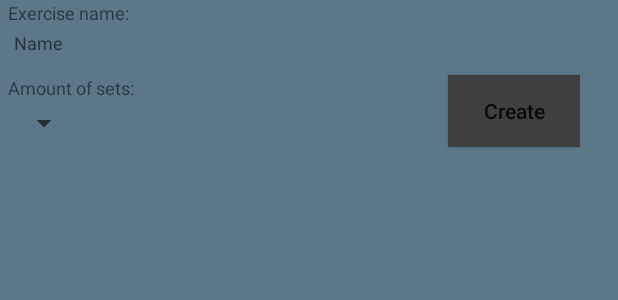
After one commit to janbiko/URGaining, an Android app: the layout popup_add_exercise.xml on its own in the app's theme, with its tools: preview values and no code run, on a phone screen of 412 x 824 dp. The commit adds this screen. Shown: the top 300 px of the screen. Run offline under Robolectric (Android 15) with nearby library versions, the phone set to English and light mode, and no system bars.

Commit message:
Added "AddExercisePopup" class

```diff
--- a/app/src/main/AndroidManifest.xml
+++ b/app/src/main/AndroidManifest.xml
@@ -28,6 +28,10 @@
         <activity android:name=".ExercisesActivity"
             android:screenOrientation="portrait">
         </activity>
+        <activity android:name=".AddExercisePopup"
+            android:screenOrientation="portrait"
+            android:theme="@style/AppTheme.PopupTheme">
+        </activity>
     </application>
 
 </manifest>
--- a/app/src/main/java/janbiko/urgaining/AddWorkoutPopup.java
+++ b/app/src/main/java/janbiko/urgaining/AddWorkoutPopup.java
@@ -84,7 +84,7 @@ public class AddWorkoutPopup extends Activity{
     }
 
     private void setPopupWindowSize() {
-        // getting screen size of used device and setting popupwindow size in relation to given size
+        // getting screen size of used device and setting popup window size in relation to given size
         float popupWindowWidth = 0.75f;
         float popupWindowHeight = 0.25f;
 
--- a/app/src/main/java/janbiko/urgaining/ExercisesActivity.java
+++ b/app/src/main/java/janbiko/urgaining/ExercisesActivity.java
@@ -1,6 +1,7 @@
 package janbiko.urgaining;
 
 import android.app.Activity;
+import android.content.Intent;
 import android.os.Bundle;
 import android.support.annotation.Nullable;
 import android.support.design.widget.FloatingActionButton;
@@ -58,7 +59,8 @@ public class ExercisesActivity extends Activity {
         addExerciseButton.setOnClickListener(new View.OnClickListener() {
             @Override
             public void onClick(View view) {
-                Toast.makeText(getApplicationContext(), "Add exercise.", Toast.LENGTH_SHORT).show();
+                Intent i = new Intent(ExercisesActivity.this, AddExercisePopup.class);
+                startActivity(i);
             }
         });
     }
--- /dev/null
+++ b/app/src/main/res/layout/popup_add_exercise.xml
@@ -0,0 +1,46 @@
+<?xml version="1.0" encoding="utf-8"?>
+<RelativeLayout xmlns:android="http://schemas.android.com/apk/res/android"
+    android:orientation="vertical" android:layout_width="match_parent"
+    android:layout_height="match_parent"
+    android:background="@color/colorAccent"
+    android:paddingEnd="25dp"
+    android:paddingStart="5dp">
+
+    <TextView
+        android:layout_width="wrap_content"
+        android:layout_height="wrap_content"
+        android:text="@string/exercise_name"
+        android:textSize="12sp"
+        android:ellipsize="end"/>
+
+    <EditText
+        android:layout_width="match_parent"
+        android:layout_height="wrap_content"
+        android:id="@+id/exercise_name"
+        android:textSize="12sp"
+        android:layout_marginTop="10dp"
+        android:hint="@string/workout_hint"/>
+
+    <TextView
+        android:layout_width="wrap_content"
+        android:layout_height="wrap_content"
+        android:textSize="12sp"
+        android:layout_marginTop="50dp"
+        android:text="@string/set_count"/>
+
+    <Spinner
+        android:layout_width="wrap_content"
+        android:layout_height="wrap_content"
+        android:id="@+id/set_count_spinner"
+        android:layout_marginTop="70dp"/>
+
+    <Button
+        android:id="@+id/create_exercise_button"
+        android:layout_width="wrap_content"
+        android:layout_height="wrap_content"
+        android:text="@string/create_button"
+        android:background="@color/colorPrimary"
+        android:layout_marginTop="50dp"
+        android:layout_alignParentEnd="true"/>
+
+</RelativeLayout>
```
Also changed, not shown: app/src/main/java/janbiko/urgaining/AddExercisePopup.java (added, +85 -0 lines), app/src/main/java/janbiko/urgaining/Exercise.java (added, +33 -0 lines), app/src/main/res/values/strings.xml (+19 -0 lines).
